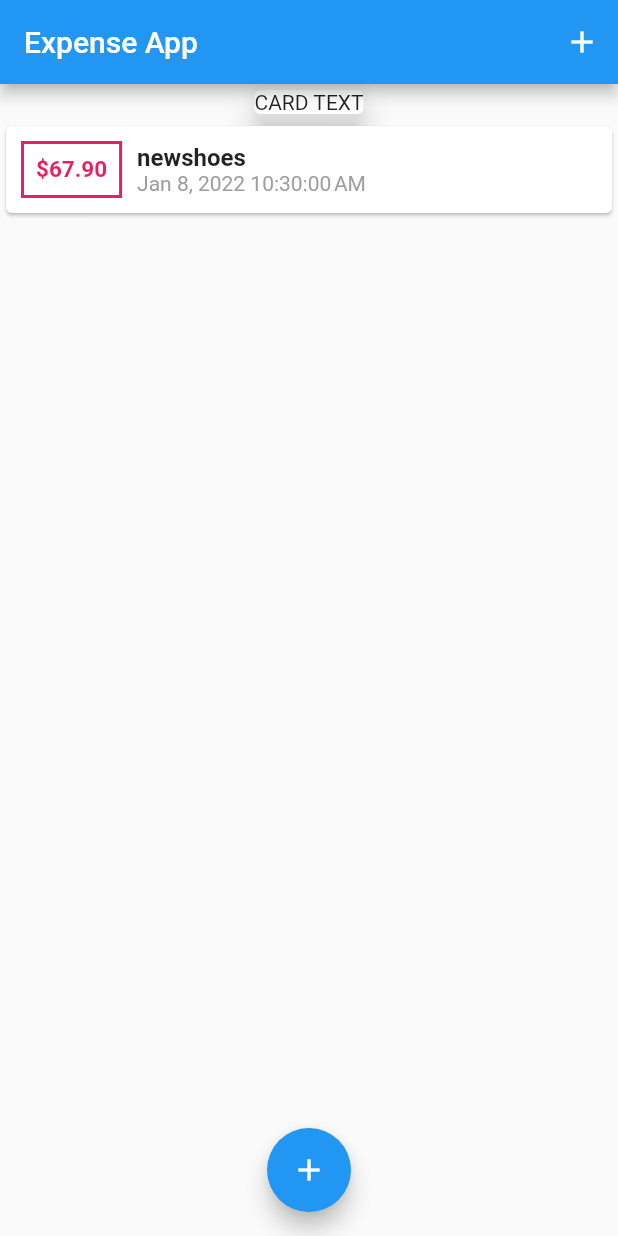
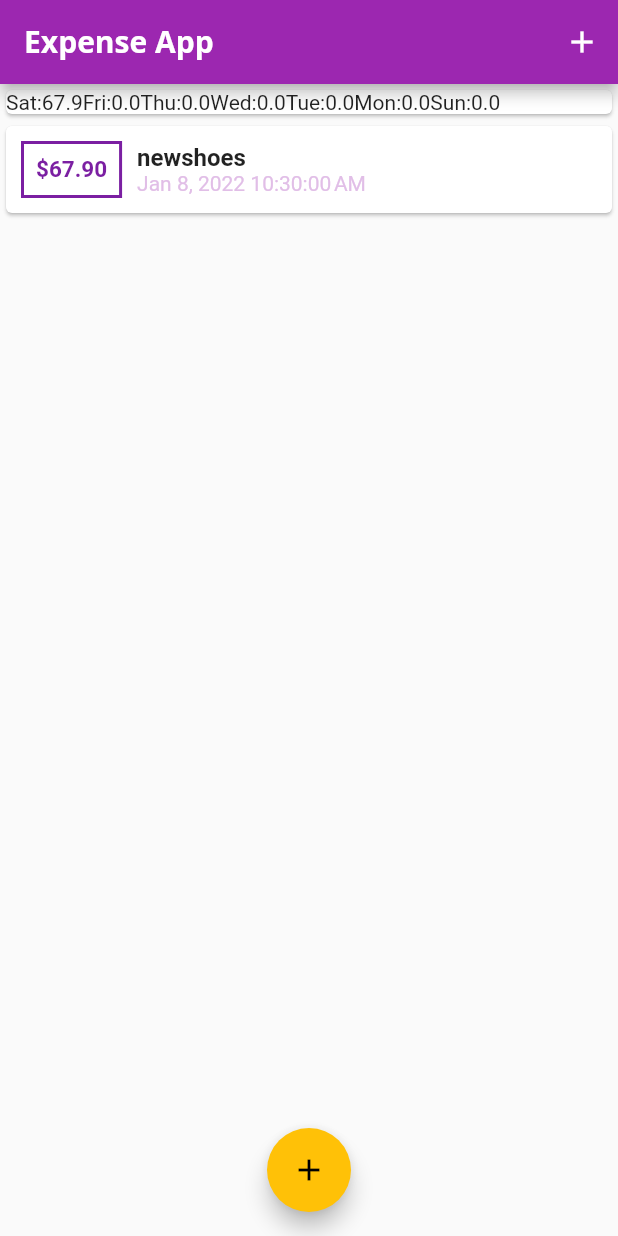
Before and after one commit to 77Spencer77/expense_tracker, a Flutter app: the screen it shows after launch, on a phone screen of 412 x 824 dp. Run offline on Flutter 3.47's test engine with Material 2 defaults, Android fonts, the phone set to English and light mode, and no system bars.

Commit message:
week expenditure now available

```diff
--- /dev/null
+++ b/lib/chart.dart
@@ -0,0 +1,34 @@
+import 'package:flutter/material.dart';
+import 'package:intl/intl.dart';
+import './transaction.dart';
+
+class Chart extends StatelessWidget {
+  List<Transaction> lastWeekTransaction;
+
+  Chart(this.lastWeekTransaction);
+  List<Map<String, Object>> get groupedTransaction {
+    return List.generate(7, (index) {
+      var weekDay = DateTime.now().subtract(Duration(days: index));
+      double totalSum = 0.0;
+      for (var i = 0; i < lastWeekTransaction.length; i++) {
+        if (lastWeekTransaction[i].date.day == weekDay.day &&
+            lastWeekTransaction[i].date.month == weekDay.month &&
+            lastWeekTransaction[i].date.year == weekDay.year) {
+          totalSum += lastWeekTransaction[i].amount;
+        }
+      }
+      return {"day": DateFormat.E().format(weekDay), "amount": totalSum};
+    });
+  }
+
+  @override
+  Widget build(BuildContext context) {
+    return Card(
+      child: Row(
+        children: groupedTransaction.map((e) {
+          return Text('${e['day']}:${e['amount']}');
+        }).toList(),
+      ),
+    );
+  }
+}
--- a/lib/main.dart
+++ b/lib/main.dart
@@ -2,6 +2,7 @@ import 'package:flutter/material.dart';
 import './new_transaction.dart';
 import './user_input.dart';
 import './transaction.dart';
+import './chart.dart';
 
 void main() {
   runApp(const MyApp());
@@ -13,6 +14,19 @@ class MyApp extends StatelessWidget {
   @override
   Widget build(BuildContext context) {
     return MaterialApp(
+      title: "Expense Tracker",
+      theme: ThemeData(
+        primarySwatch: Colors.purple,
+        accentColor: Colors.amber,
+        fontFamily: "Quicksand",
+        textTheme: ThemeData.light().textTheme.copyWith(
+              headline6: TextStyle(
+                fontFamily: "OpensSans",
+                fontSize: 20,
+                fontWeight: FontWeight.bold,
+              ),
+            ),
+      ),
       home: Dashboard(),
     );
   }
@@ -41,6 +55,16 @@ class _DashboardState extends State<Dashboard> {
     });
   }
 
+  List<Transaction> get lastWeekTransaction {
+    return transaction.where((index) {
+      return index.date.isAfter(
+        DateTime.now().subtract(
+          Duration(days: 7),
+        ),
+      );
+    }).toList();
+  }
+
   void showtextfield(BuildContext cxt) {
     showModalBottomSheet(
         context: cxt,
@@ -66,12 +90,7 @@ class _DashboardState extends State<Dashboard> {
       body: SingleChildScrollView(
         child: Column(
           children: [
-            SingleChildScrollView(
-              child: Card(
-                child: Text("CARD TEXT"),
-                elevation: 8,
-              ),
-            ),
+            Chart(lastWeekTransaction),
             NewTransaction(transaction),
           ],
         ),
--- a/lib/new_transaction.dart
+++ b/lib/new_transaction.dart
@@ -11,7 +11,15 @@ class NewTransaction extends StatelessWidget {
 
   @override
   Widget build(BuildContext context) {
-    return Column(
+    return transaction.isEmpty
+        ? Column(
+            children: [
+              Container(
+                child: Image.asset("waiting.png"),
+              )
+            ],
+          )
+        : Column(
             children: [
               Column(
                   children: transaction.map((e) {
@@ -22,14 +30,16 @@ class NewTransaction extends StatelessWidget {
                       margin: EdgeInsets.all(10),
                       padding: EdgeInsets.all(8),
                       decoration: BoxDecoration(
-                    border: Border.all(color: Colors.pink, width: 2)),
+                          border: Border.all(
+                              color: Theme.of(context).primaryColorDark,
+                              width: 2)),
                       child: Text(
                         // "\$"+e.amount.toString(),
                         "\$${e.amount.toStringAsFixed(2)}",
                         style: TextStyle(
                             fontSize: 15,
                             fontWeight: FontWeight.bold,
-                      color: Colors.pink),
+                            color: Theme.of(context).primaryColorDark),
                       ),
                     ),
                     Column(
@@ -37,11 +47,13 @@ class NewTransaction extends StatelessWidget {
                       children: [
                         Text(
                           e.title,
-                    style: TextStyle(fontSize: 16, fontWeight: FontWeight.bold),
+                          style: TextStyle(
+                              fontSize: 16, fontWeight: FontWeight.bold),
                         ),
                         Text(
                           DateFormat().add_yMMMd().add_jms().format(e.date),
-                    style: TextStyle(color: Colors.grey),
+                          style: TextStyle(
+                              color: Theme.of(context).primaryColorLight),
                         ),
                       ],
                     ),
```
Also changed, not shown: pubspec.yaml (+13 -14 lines), assets/fonts/OpenSans-Bold.ttf (added), assets/fonts/OpenSans-Regular.ttf (added), assets/fonts/Quicksand-Bold.ttf (added), assets/fonts/Quicksand-Light.ttf (added), assets/fonts/Quicksand-Medium.ttf (added), assets/fonts/Quicksand-Regular.ttf (added), assets/images/waiting.png (added). Lines whose indentation alone changed are shown as unchanged.
